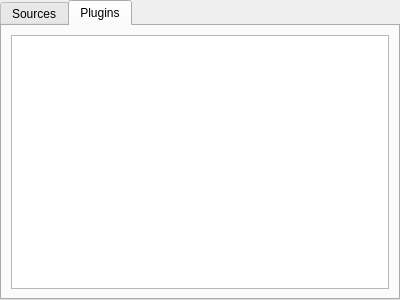
Above: FugioApp/plugins/pluginsform.ui from bigfug/Fugio before the change. Below: the same form after it.
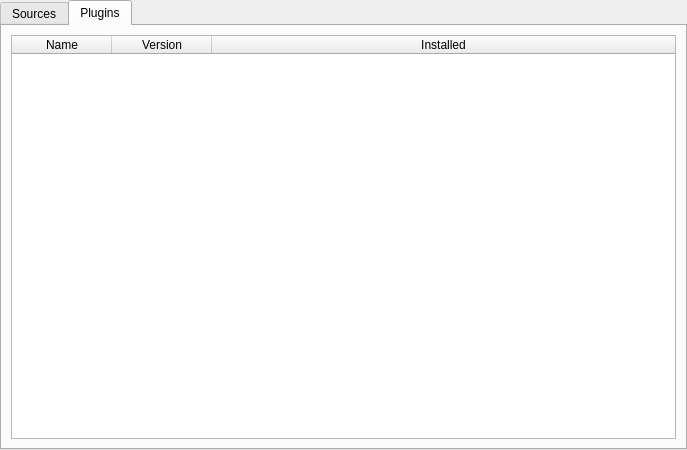
That is the form after the change. The open tabs and pages were chosen to show the change.

Commit message: Did some work on the plugin form. Slow going but progress made.

What changed in the file:
```diff
--- a/FugioApp/plugins/pluginsform.ui
+++ b/FugioApp/plugins/pluginsform.ui
@@ -6,8 +6,8 @@
    <rect>
     <x>0</x>
     <y>0</y>
-    <width>400</width>
-    <height>300</height>
+    <width>687</width>
+    <height>450</height>
    </rect>
   </property>
   <property name="windowTitle">
@@ -78,7 +78,35 @@
       </attribute>
       <layout class="QVBoxLayout" name="verticalLayout_3">
        <item>
-        <widget class="QTableWidget" name="tableWidget"/>
+        <widget class="QTableWidget" name="mPluginTable">
+         <property name="selectionBehavior">
+          <enum>QAbstractItemView::SelectRows</enum>
+         </property>
+         <property name="columnCount">
+          <number>3</number>
+         </property>
+         <attribute name="horizontalHeaderStretchLastSection">
+          <bool>true</bool>
+         </attribute>
+         <attribute name="verticalHeaderVisible">
+          <bool>false</bool>
+         </attribute>
+         <column>
+          <property name="text">
+           <string>Name</string>
+          </property>
+         </column>
+         <column>
+          <property name="text">
+           <string>Version</string>
+          </property>
+         </column>
+         <column>
+          <property name="text">
+           <string>Installed</string>
+          </property>
+         </column>
+        </widget>
        </item>
       </layout>
      </widget>
```
Left out of the diff: 6 changed lines with no effect on the pictures. The commit also changes 6 other files.
